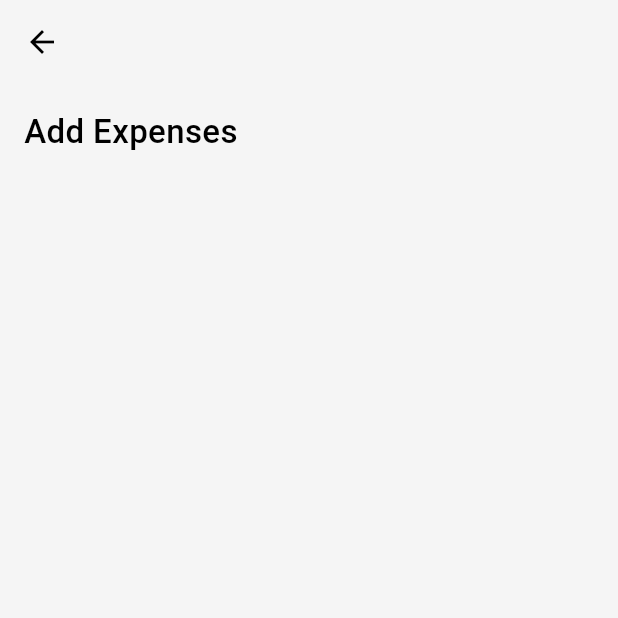
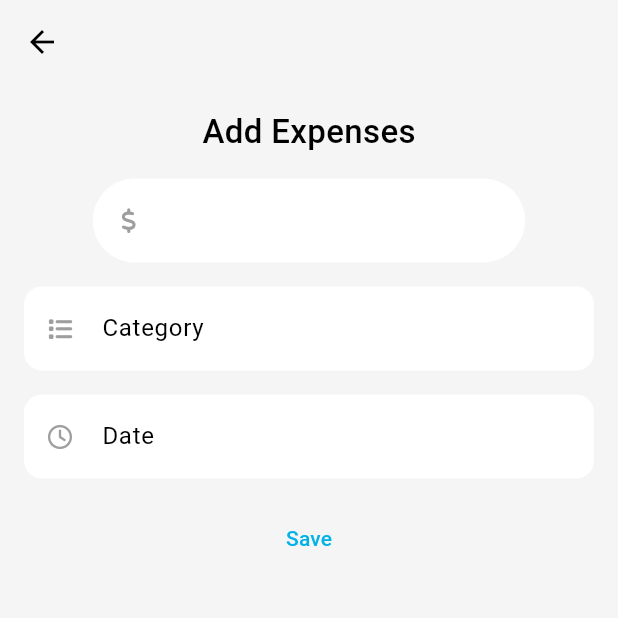
Before and after one commit to Gaiypovv/expense_tracker, a Flutter app: the AddExpense screen opened directly, on a phone screen of 412 x 824 dp, the top half of it. Run offline on Flutter 3.47's test engine with Material 3 defaults, Android fonts, the phone set to English and light mode, and no system bars; our stand-ins replace fl_chart, font_awesome_flutter.

Commit message:
Added date picker to the project and updated the add expense view

```diff
--- a/lib/screens/add_expense/views/add_expense.dart
+++ b/lib/screens/add_expense/views/add_expense.dart
@@ -1,12 +1,15 @@
 import 'package:flutter/cupertino.dart';
 import 'package:flutter/material.dart';
+import 'package:font_awesome_flutter/font_awesome_flutter.dart';
 
 class AddExpense extends StatelessWidget {
   const AddExpense({super.key});
 
   @override
   Widget build(BuildContext context) {
-    return Scaffold(
+    return GestureDetector(
+      onTap: () => FocusScope.of(context).unfocus(),
+      child: Scaffold(
         backgroundColor: Theme.of(context).colorScheme.background,
         appBar: AppBar(
           backgroundColor: Theme.of(context).colorScheme.background,
@@ -16,11 +19,79 @@
           child: Column(
             crossAxisAlignment: CrossAxisAlignment.center,
             children: [
-            Text(
+              const Text(
                 'Add Expenses',
                 style: TextStyle(fontSize: 22, fontWeight: FontWeight.w500),
-            )
+              ),
+              const SizedBox(
+                height: 16,
+              ),
+              SizedBox(
+                width: MediaQuery.of(context).size.width * 0.7,
+                child: TextFormField(
+                  textAlignVertical: TextAlignVertical.center,
+                  decoration: InputDecoration(
+                      filled: true,
+                      fillColor: Colors.white,
+                      prefixIcon: const Icon(
+                        FontAwesomeIcons.dollarSign,
+                        size: 16,
+                        color: Colors.grey,
+                      ),
+                      border: OutlineInputBorder(
+                          borderRadius: BorderRadius.circular(30),
+                          borderSide: BorderSide.none)),
+                ),
+              ),
+              const SizedBox(
+                height: 16,
+              ),
+              TextFormField(
+                textAlignVertical: TextAlignVertical.center,
+                decoration: InputDecoration(
+                    filled: true,
+                    fillColor: Colors.white,
+                    prefixIcon: const Icon(
+                      FontAwesomeIcons.list,
+                      size: 16,
+                      color: Colors.grey,
+                    ),
+                    hintText: 'Category',
+                    border: OutlineInputBorder(
+                        borderRadius: BorderRadius.circular(12),
+                        borderSide: BorderSide.none)),
+              ),
+              const SizedBox(
+                height: 16,
+              ),
+              TextFormField(
+                textAlignVertical: TextAlignVertical.center,
+                onTap: () {
+                  showDatePicker(
+                      context: context,
+                      initialDate: DateTime.now(),
+                      firstDate: DateTime.now(),
+                      lastDate: DateTime.now().add(Duration(days: 365)));
+                },
+                decoration: InputDecoration(
+                    filled: true,
+                    fillColor: Colors.white,
+                    prefixIcon: const Icon(
+                      FontAwesomeIcons.clock,
+                      size: 16,
+                      color: Colors.grey,
+                    ),
+                    hintText: 'Date',
+                    border: OutlineInputBorder(
+                        borderRadius: BorderRadius.circular(12),
+                        borderSide: BorderSide.none)),
+              ),
+              const SizedBox(
+                height: 16,
+              ),
+              TextButton(onPressed: () {}, child: const Text('Save'))
             ],
+          ),
         ),
       ),
     );
```
Lines whose indentation alone changed are shown as unchanged.
